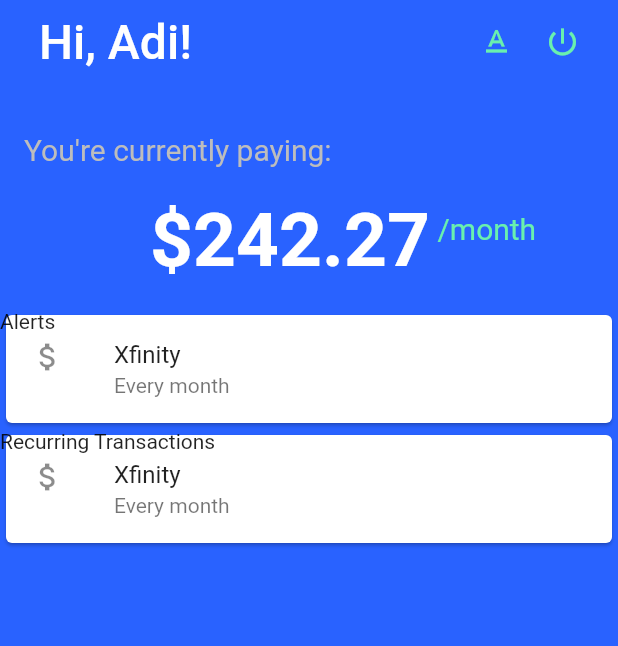
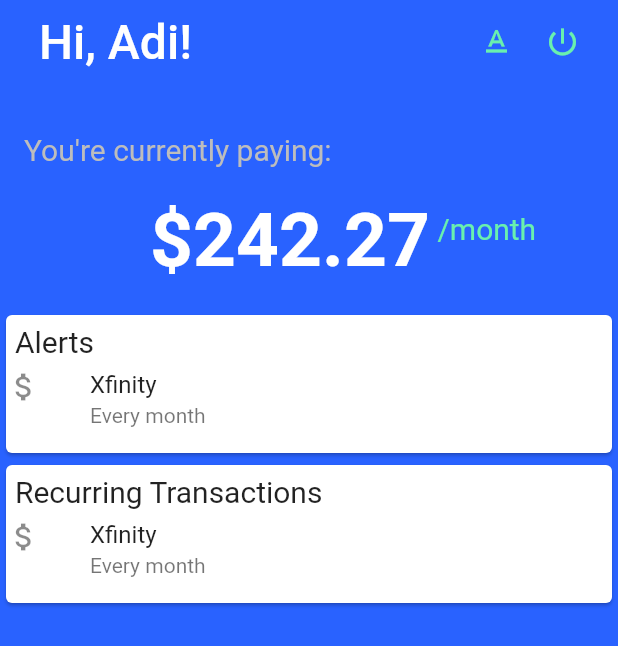
Before and after one commit to IYZaytsev/VTHacks-Frontend, a Flutter app: the screen it shows after launch, on a phone screen of 412 x 824 dp. Shown: the top 646 px of the screen. Run offline on Flutter 3.47's test engine with Material 2 defaults, Android fonts, the phone set to English and light mode, and no system bars.

Commit message:
added padding to Alerts contents

```diff
--- a/lib/text_section.dart
+++ b/lib/text_section.dart
@@ -15,6 +15,7 @@ class TextSection extends StatelessWidget {
         mainAxisSize: MainAxisSize.min,
         children: <Widget>[
           const ListTile(
+            contentPadding: EdgeInsets.fromLTRB(0.0, 20.0, 0.0, 0.0),
             leading: Icon(Icons.attach_money),
             title: Text('Xfinity'),
             subtitle: Text('Every month'),
@@ -23,10 +24,13 @@ class TextSection extends StatelessWidget {
       ),
     ),
     Positioned(
-      top: 0,
-      left: 0,
+      top: 10,
+      left: 10,
       child: Text(
-        _title
+        _title,
+        style: TextStyle(
+          fontSize: 20.0,
+        ),
       ),
     ),
       ]
```
